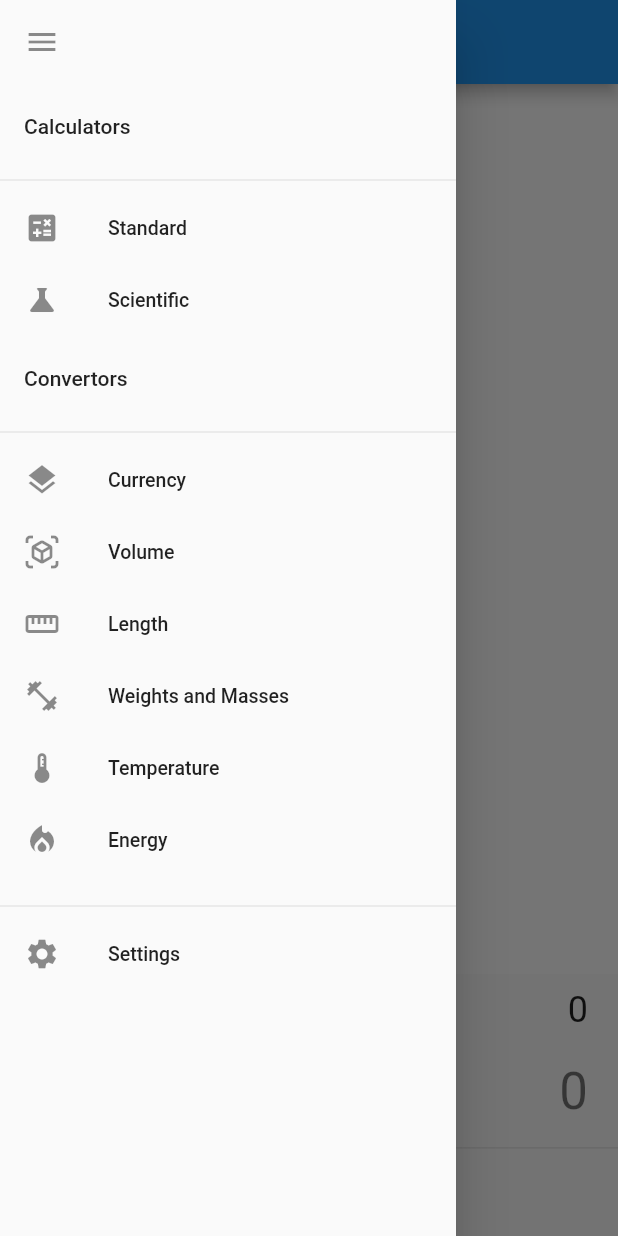
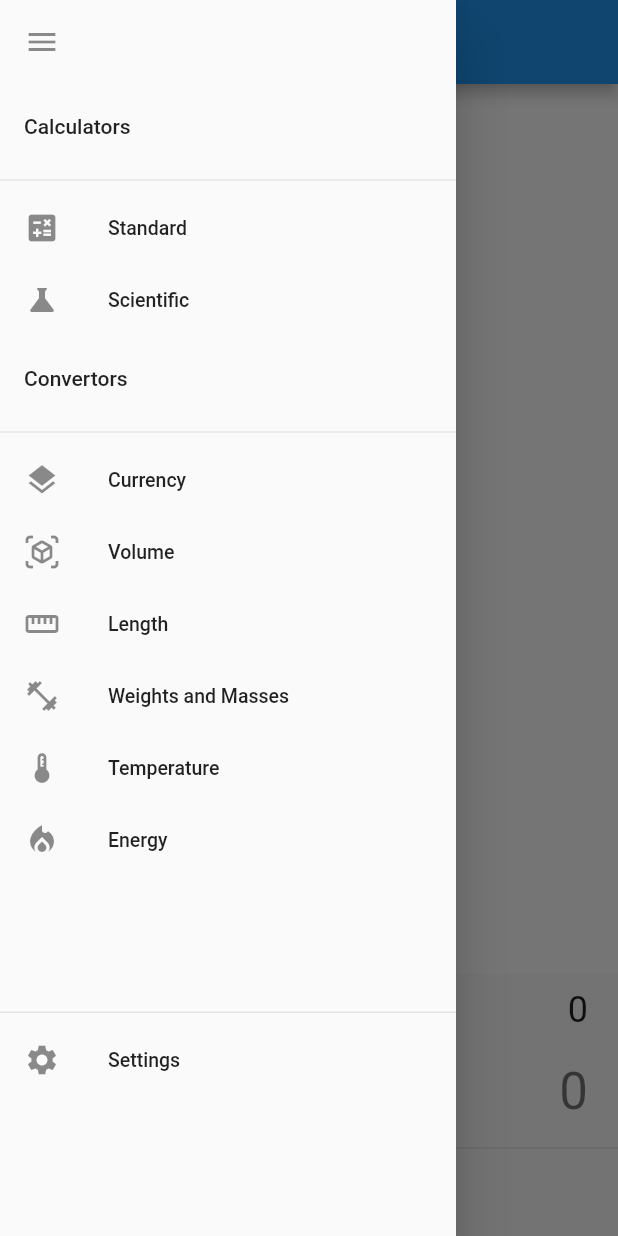
Before and after one commit to tuuhin/calculator_, a Flutter app: the screen it shows after launch, with the side drawer open, on a phone screen of 412 x 824 dp. Run offline on Flutter 3.47's test engine with Material 2 defaults, Android fonts, the phone set to English and light mode, and no system bars; our stand-ins replace connectivity, math_expressions, shared_preferences; network calls fail.

Commit message:
simploe settings page to work on

```diff
--- a/lib/widget/appdrawer.dart
+++ b/lib/widget/appdrawer.dart
@@ -1,4 +1,5 @@
 import 'package:calculator/model/model.dart';
+import 'package:calculator/view/settings.dart';
 import 'package:calculator/view/standardcalculator.dart';
 import 'package:calculator/view/view.dart';
 import 'package:flutter/material.dart';
@@ -77,10 +78,9 @@ class AppDrawer extends StatelessWidget {
           const ListTile(title: Text('Convertors')),
           const Divider(),
           SizedBox(
-            height: 300,
+            height: MediaQuery.of(context).size.height * 0.45,
             child: ListView.builder(
                 itemCount: _screens.length,
-                physics: const NeverScrollableScrollPhysics(),
                 itemBuilder: (BuildContext context, int i) {
                   return ListTile(
                     dense: true,
@@ -97,10 +97,17 @@ class AppDrawer extends StatelessWidget {
                 }),
           ),
           const Divider(),
-          const ListTile(
+          ListTile(
             dense: true,
-            leading: Icon(Icons.settings),
-            title: Text('Settings'),
+            onTap: () {
+              Navigator.of(context).pushReplacement(
+                MaterialPageRoute(builder: (BuildContext context) {
+                  return const SettingsPage();
+                }),
+              );
+            },
+            leading: const Icon(Icons.settings),
+            title: const Text('Settings'),
           )
         ],
       )),
```
Also changed, not shown: lib/view/settings.dart (added, +29 -0 lines).
